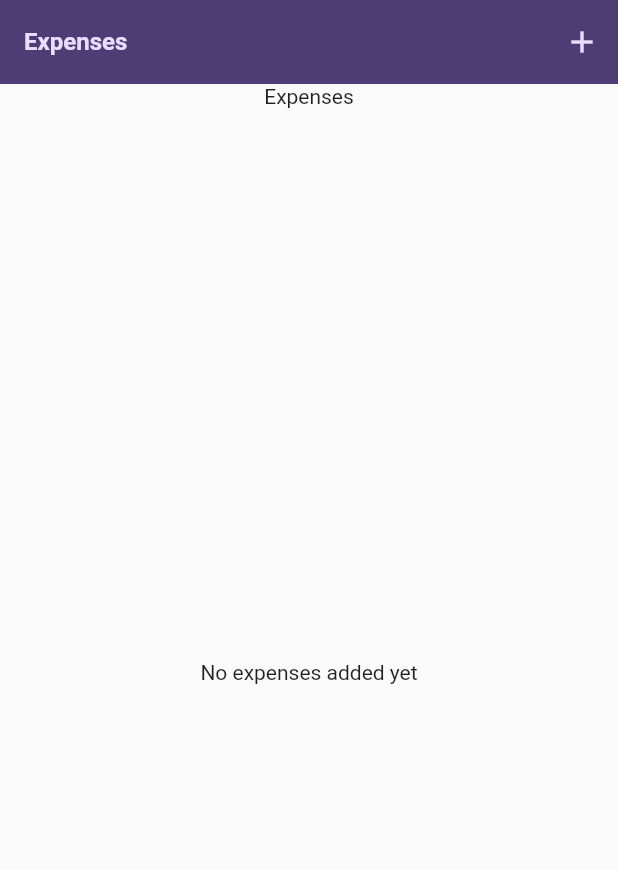
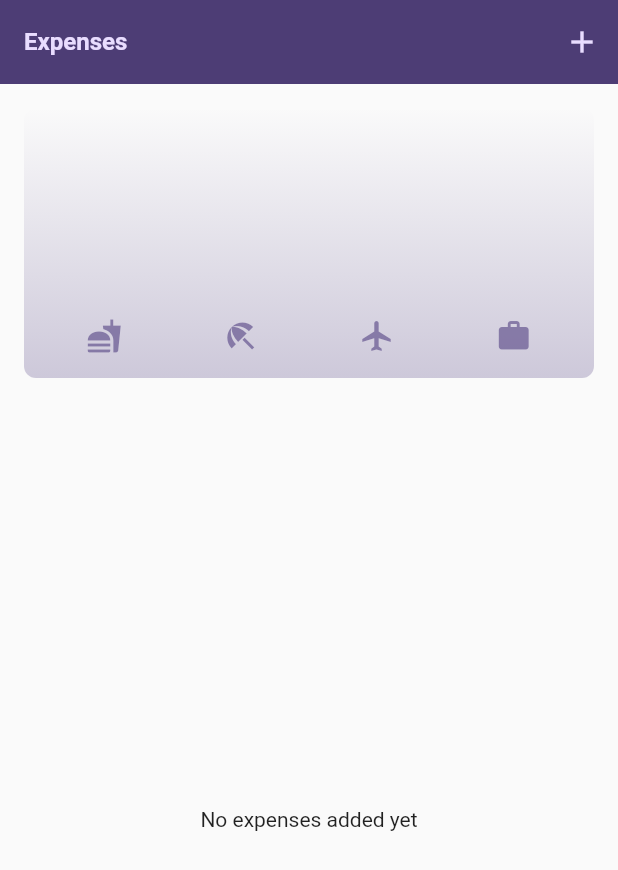
Before and after one commit to milindnair/PennyWise, a Flutter app: the screen it shows after launch, on a phone screen of 412 x 824 dp. Shown: the top 870 px of the screen. Run offline on Flutter 3.47's test engine with Material 2 defaults, Android fonts, the phone set to English and light mode, and no system bars.

Commit message:
feat:added charts

```diff
--- a/lib/expenses.dart
+++ b/lib/expenses.dart
@@ -1,7 +1,9 @@
+import 'package:expense_tracker/widgets/chart/chart.dart';
 import 'package:expense_tracker/widgets/expense_list/expense_list.dart';
 import 'package:expense_tracker/widgets/new_expense.dart';
 import 'package:flutter/material.dart';
-import 'models/expense_Schema.dart';
+import 'package:expense_tracker/models/expense_schema.dart';
+
 
 class Expenses extends StatefulWidget {
   const Expenses({super.key});
@@ -97,7 +99,7 @@ class _ExpensesState extends State<Expenses> {
       ),
       body: Column(
         children: [
-          const Text('Expenses'),
+          Chart(expenses: _registeredExpenses),
           Expanded(child: mainContent),
         ],
       ),
--- a/lib/main.dart
+++ b/lib/main.dart
@@ -5,8 +5,14 @@ void main() {
   runApp(const MyApp());
 }
 
-var kColorScheme =
-    ColorScheme.fromSeed(seedColor: const Color.fromARGB(255, 96, 59, 181));
+var kColorScheme = ColorScheme.fromSeed(
+  seedColor: const Color.fromARGB(255, 96, 59, 181),
+);
+
+var kDarkColorScheme = ColorScheme.fromSeed(
+  brightness: Brightness.dark,
+  seedColor: const Color.fromARGB(255, 5, 99, 125),
+);
 
 class MyApp extends StatelessWidget {
   const MyApp({super.key});
@@ -15,6 +21,19 @@ class MyApp extends StatelessWidget {
   @override
   Widget build(BuildContext context) {
     return MaterialApp(
+      darkTheme: ThemeData.dark().copyWith(
+        useMaterial3: true,
+        colorScheme: kDarkColorScheme,
+        cardTheme: const CardTheme().copyWith(
+          color: kDarkColorScheme.secondaryContainer,
+          margin: const EdgeInsets.symmetric(horizontal: 16, vertical: 8),
+        ),
+        elevatedButtonTheme: ElevatedButtonThemeData(
+              style: ElevatedButton.styleFrom(
+            foregroundColor: kDarkColorScheme.onPrimaryContainer,
+            backgroundColor: kDarkColorScheme.primaryContainer,
+          ))
+      ),
       theme: ThemeData().copyWith(
           useMaterial3: true,
           colorScheme: kColorScheme,
@@ -37,6 +56,7 @@ class MyApp extends StatelessWidget {
                     color: kColorScheme.onSecondaryContainer,
                     fontSize: 16),
               )),
+      themeMode: ThemeMode.system, // default anyways
       home: const Expenses(),
     );
   }
--- a/lib/models/expense_schema.dart
+++ b/lib/models/expense_schema.dart
@@ -30,7 +30,27 @@ class Expense {
   final DateTime date;
   final Category category;
 
-  String get formattedDate{
+  String get formattedDate {
     return formatter.format(date);
   }
 }
+
+class ExpenseBucket {
+  const ExpenseBucket({required this.category, required this.expenses});
+  final Category category;
+  final List<Expense> expenses;
+
+  ExpenseBucket.forCategory(List<Expense> allExpenses, this.category)
+      : expenses = allExpenses
+            .where((expense) => expense.category == category)
+            .toList();
+
+  double get totalExpenses {
+    double sum = 0;
+
+    for (final expense in expenses) {
+      sum += expense.amount;
+    }
+    return sum;
+  }
+}
--- /dev/null
+++ b/lib/widgets/chart/chart.dart
@@ -0,0 +1,95 @@
+import 'package:expense_tracker/widgets/chart/chart_bar.dart';
+import 'package:flutter/material.dart';
+import '../../models/expense_schema.dart';
+
+
+class Chart extends StatelessWidget {
+  const Chart({super.key, required this.expenses});
+
+  final List<Expense> expenses;
+
+  List<ExpenseBucket> get buckets {
+    return [
+      ExpenseBucket.forCategory(expenses, Category.food),
+      ExpenseBucket.forCategory(expenses, Category.leisure),
+      ExpenseBucket.forCategory(expenses, Category.travel),
+      ExpenseBucket.forCategory(expenses, Category.work),
+    ];
+  }
+
+  double get maxTotalExpense {
+    double maxTotalExpense = 0;
+
+    for (final bucket in buckets) {
+      if (bucket.totalExpenses > maxTotalExpense) {
+        maxTotalExpense = bucket.totalExpenses;
+      }
+    }
+
+    return maxTotalExpense;
+  }
+
+  @override
+  Widget build(BuildContext context) {
+    final isDarkMode =
+        MediaQuery.of(context).platformBrightness == Brightness.dark;
+    return Container(
+      margin: const EdgeInsets.all(16),
+      padding: const EdgeInsets.symmetric(
+        vertical: 16,
+        horizontal: 8,
+      ),
+      width: double.infinity,
+      height: 180,
+      decoration: BoxDecoration(
+        borderRadius: BorderRadius.circular(8),
+        gradient: LinearGradient(
+          colors: [
+            Theme.of(context).colorScheme.primary.withOpacity(0.3),
+            Theme.of(context).colorScheme.primary.withOpacity(0.0)
+          ],
+          begin: Alignment.bottomCenter,
+          end: Alignment.topCenter,
+        ),
+      ),
+      child: Column(
+        children: [
+          Expanded(
+            child: Row(
+              crossAxisAlignment: CrossAxisAlignment.end,
+              children: [
+                for (final bucket in buckets) // alternative to map()
+                  ChartBar(
+                    fill: bucket.totalExpenses == 0
+                        ? 0
+                        : bucket.totalExpenses / maxTotalExpense,
+                  )
+              ],
+            ),
+          ),
+          const SizedBox(height: 12),
+          Row(
+            children: buckets
+                .map(
+                  (bucket) => Expanded(
+                    child: Padding(
+                      padding: const EdgeInsets.symmetric(horizontal: 4),
+                      child: Icon(
+                        categoryIcons[bucket.category],
+                        color: isDarkMode
+                            ? Theme.of(context).colorScheme.secondary
+                            : Theme.of(context)
+                                .colorScheme
+                                .primary
+                                .withOpacity(0.7),
+                      ),
+                    ),
+                  ),
+                )
+                .toList(),
+          )
+        ],
+      ),
+    );
+  }
+}
--- /dev/null
+++ b/lib/widgets/chart/chart_bar.dart
@@ -0,0 +1,34 @@
+import 'package:flutter/material.dart';
+
+class ChartBar extends StatelessWidget {
+  const ChartBar({
+    super.key,
+    required this.fill,
+  });
+
+  final double fill;
+
+  @override
+  Widget build(BuildContext context) {
+    final isDarkMode =
+        MediaQuery.of(context).platformBrightness == Brightness.dark;
+    return Expanded(
+      child: Padding(
+        padding: const EdgeInsets.symmetric(horizontal: 4),
+        child: FractionallySizedBox(
+          heightFactor: fill,
+          child: DecoratedBox(
+            decoration: BoxDecoration(
+              shape: BoxShape.rectangle,
+              borderRadius:
+                  const BorderRadius.vertical(top: Radius.circular(8)),
+              color: isDarkMode
+                  ? Theme.of(context).colorScheme.secondary
+                  : Theme.of(context).colorScheme.primary.withOpacity(0.65),
+            ),
+          ),
+        ),
+      ),
+    );
+  }
+}
--- a/lib/widgets/expense_item.dart
+++ b/lib/widgets/expense_item.dart
@@ -1,8 +1,8 @@
-import 'package:expense_tracker/models/expense_Schema.dart';
+import 'package:expense_tracker/models/expense_schema.dart';
 import 'package:flutter/material.dart';
 
 class ExpenseItem extends StatelessWidget {
-  const ExpenseItem({super.key, required this.expense});
+  const ExpenseItem(this.expense, {super.key});
 
   final Expense expense;
 
--- a/lib/widgets/expense_list/expense_list.dart
+++ b/lib/widgets/expense_list/expense_list.dart
@@ -1,6 +1,8 @@
-import 'package:expense_tracker/models/expense_Schema.dart';
+
 import 'package:expense_tracker/widgets/expense_item.dart';
 import 'package:flutter/material.dart';
+import '../../models/expense_schema.dart';
+
 
 class ExpensesList extends StatelessWidget {
   const ExpensesList(
@@ -20,7 +22,7 @@ class ExpensesList extends StatelessWidget {
                 horizontal: Theme.of(context).cardTheme.margin!.horizontal),
           ),
           onDismissed: (direction) => {onRemoveExpense(expenses[index])},
-          child: ExpenseItem(expense: expenses[index]),
+          child: ExpenseItem(expenses[index]),
           ),
     );
   }
--- a/lib/widgets/new_expense.dart
+++ b/lib/widgets/new_expense.dart
@@ -1,6 +1,6 @@
 import 'package:flutter/material.dart';
 import 'package:intl/intl.dart';
-import 'package:expense_tracker/models/expense_Schema.dart';
+import 'package:expense_tracker/models/expense_schema.dart';
 
 final formatter = DateFormat.yMd();
 
```
